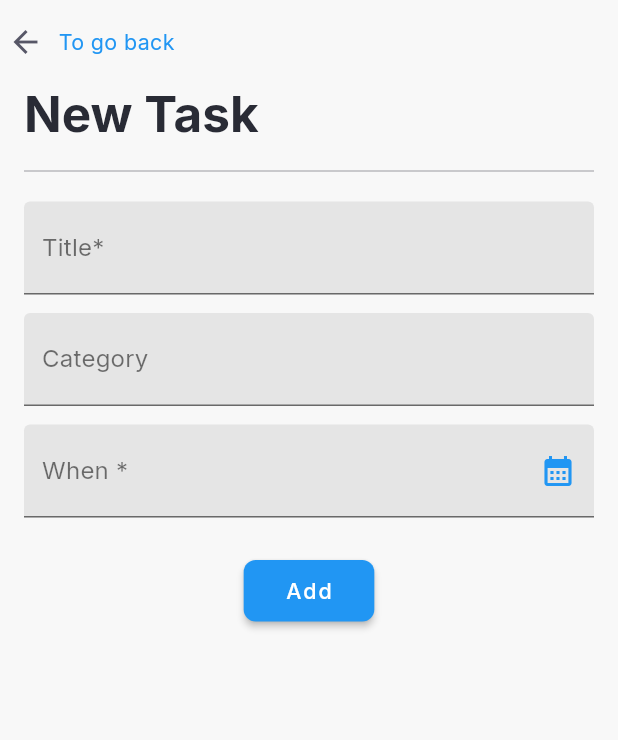
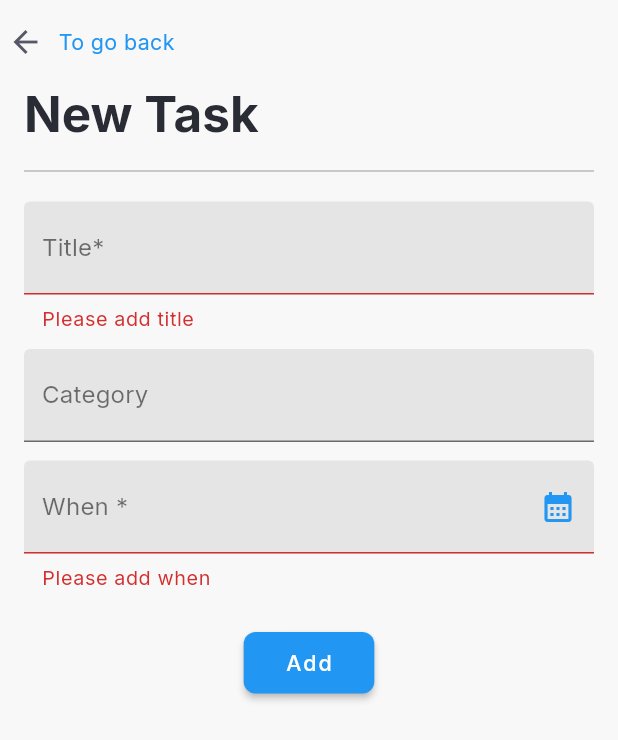
Before and after one commit to jigarfumakiya/todo-sample_app, a Flutter app: the AddTodoWidget screen opened by its route, after a tap on "Add", on a phone screen of 412 x 824 dp. Shown: the top 740 px of the screen. Run offline on Flutter 3.47's test engine with Material 2 defaults, Android fonts, the phone set to English and light mode, and no system bars; our stand-ins replace bloc, dartz, dio, equatable, flutter_bloc, flutter_screenutil and 7 more; accounts and stored records are empty.

Commit message:
Implemented Add Todo feature which allows users to add new todo items by entering a title and description.

```diff
--- a/lib/core/app/app_routes.dart
+++ b/lib/core/app/app_routes.dart
@@ -1,5 +1,5 @@
 import 'package:go_router/go_router.dart';
-import 'package:todo_sample_app/feature/todo/presentation/home/widget/addTodo/add_todo_widget.dart';
+import 'package:todo_sample_app/feature/todo/presentation/addTodo/widget/add_todo_widget.dart';
 import 'package:todo_sample_app/feature/todo/presentation/home/widget/todo_dashboard_widget.dart';
 import 'package:todo_sample_app/landing_widget.dart';
 
@@ -25,14 +25,16 @@ class AppRoutes {
         builder: (context, state) => const LandingWidget(),
       ),
       GoRoute(
-        path: Routes.dashboard.path,
-        name: Routes.dashboard.name,
-        builder: (context, state) => TodoDashboardWidget(),
+          path: Routes.dashboard.path,
+          name: Routes.dashboard.name,
+          builder: (context, state) => TodoDashboardWidget(),
+          routes: []),
+      GoRoute(
+        path: Routes.addTodo.path,
+        name: Routes.addTodo.name,
+        builder: (context, state) => AddTodoWidget(),
+        routes: [],
       ),
-      GoRoute(
-          path: Routes.addTodo.path,
-          name: Routes.addTodo.name,
-          builder: (context, state) => AddTodoWidget()),
     ],
   );
 }
--- a/lib/core/extensions/date.dart
+++ b/lib/core/extensions/date.dart
@@ -9,4 +9,9 @@ extension DateExtension on DateTime {
     final date = DateFormat('yyyy-MM-dd').parse(toIso8601String());
     return (date.toUtc().millisecondsSinceEpoch / 1000).toInt().toString();
   }
+
+  String toDDMMYYYY() {
+    return DateFormat('dd-MM-yyyy').format(this);
+    (this);
+  }
 }
--- a/lib/core/injector/injection_container.dart
+++ b/lib/core/injector/injection_container.dart
@@ -6,6 +6,7 @@ import 'package:todo_sample_app/core/network/dio_service.dart';
 import 'package:todo_sample_app/core/network/refresh_token_usecase.dart';
 import 'package:todo_sample_app/feature/todo/data/datasources/todo_remote_source.dart';
 import 'package:todo_sample_app/feature/todo/domain/repositories/todo_repositorie.dart';
+import 'package:todo_sample_app/feature/todo/presentation/addTodo/bloc/add_todo_cubit.dart';
 import 'package:todo_sample_app/feature/todo/presentation/home/bloc/todo_cubit.dart';
 
 import '../../feature/todo/data/repositories/todo_repositorie_impl.dart';
@@ -14,9 +15,10 @@ import '../../feature/todo/domain/usecase/todo_usecase.dart';
 final sl = GetIt.instance;
 
 Future<void> init({bool isMock = true}) async {
-  // Bloc
+  //? Bloc
   sl.registerFactory(() => AppCubit());
   sl.registerFactory(() => TodoCubit(sl()));
+  sl.registerFactory(() => AddTodoCubit(sl()));
 
   //? Service
   sl.registerLazySingleton(
--- a/lib/feature/todo/data/datasources/todo_remote_source.dart
+++ b/lib/feature/todo/data/datasources/todo_remote_source.dart
@@ -14,7 +14,7 @@ abstract class TodoRemoteSource {
 
   Future<List<TodoNetwork>> getTodo(String timestamp);
 
-  Future<dynamic> addTodo(Fields fields);
+  Future<Document> addTodo(Fields fields);
 
   Future<Document> updateTodo(String documentId, Fields fields);
 }
@@ -40,13 +40,13 @@ class TodoRemoteSourceImpl implements TodoRemoteSource {
   final DioService dioService;
 
   @override
-  Future addTodo(Fields fields) async {
+  Future<Document> addTodo(Fields fields) async {
     try {
       final queryParams = {'key': firebaseApiKey};
       final response = await dioService.post(TodoEndpoints.addTodo,
           queryParameters: queryParams, data: fields.toJson());
       final responseMap = (response.data as Map<String, dynamic>);
-      return TodoNetwork.fromJson(responseMap);
+      return Document.fromJson(responseMap);
     } catch (e, s) {
       // We can generic error handling classes
       throw ServerException(addTodoFailedMessage);
--- /dev/null
+++ b/lib/feature/todo/presentation/addTodo/bloc/add_todo_cubit.dart
@@ -0,0 +1,28 @@
+import 'package:bloc/bloc.dart';
+import 'package:equatable/equatable.dart';
+import 'package:todo_sample_app/feature/todo/data/models/todo_network.dart';
+import 'package:todo_sample_app/feature/todo/domain/usecase/todo_usecase.dart';
+
+import '../../../../../core/app/app_constant.dart';
+
+part 'add_todo_state.dart';
+
+class AddTodoCubit extends Cubit<AddTodoState> {
+  final TodoUseCase _todoUseCase;
+
+  AddTodoCubit(this._todoUseCase) : super(AddTodoInitial());
+
+  Future<void> addTodo(Fields fields) async {
+    emit(const AddTodoLoading());
+    try {
+      final todos = await _todoUseCase.addTodos(fields);
+      todos.fold((failure) {
+        emit(TodoAddingFailed(failure.message));
+      }, (data) {
+        emit(const AddTodoAdded('Todo Status updated successfully'));
+      });
+    } catch (e, s) {
+      emit(const TodoAddingFailed(addTodoFailedMessage));
+    }
+  }
+}
--- /dev/null
+++ b/lib/feature/todo/presentation/addTodo/bloc/add_todo_state.dart
@@ -0,0 +1,38 @@
+part of 'add_todo_cubit.dart';
+
+abstract class AddTodoState extends Equatable {
+  const AddTodoState();
+}
+
+class AddTodoInitial extends AddTodoState {
+  @override
+  List<Object> get props => [];
+}
+
+class AddTodoAdded extends AddTodoState {
+  final String message;
+
+  const AddTodoAdded(this.message);
+
+  @override
+  // TODO: implement props
+  List<Object?> get props => throw UnimplementedError();
+}
+
+class AddTodoLoading extends AddTodoState {
+  const AddTodoLoading();
+
+  @override
+  // TODO: implement props
+  List<Object?> get props => throw UnimplementedError();
+}
+
+class TodoAddingFailed extends AddTodoState {
+  final String message;
+
+  const TodoAddingFailed(this.message);
+
+  @override
+  // TODO: implement props
+  List<Object?> get props => throw UnimplementedError();
+}
--- /dev/null
+++ b/lib/feature/todo/presentation/addTodo/widget/add_todo_widget.dart
@@ -0,0 +1,226 @@
+import 'package:flutter/material.dart';
+import 'package:flutter_bloc/flutter_bloc.dart';
+import 'package:go_router/go_router.dart';
+import 'package:todo_sample_app/core/app/app_colors.dart';
+import 'package:todo_sample_app/core/app/app_routes.dart';
+import 'package:todo_sample_app/core/common/app_date_dialog.dart';
+import 'package:todo_sample_app/core/common/app_primary_button.dart';
+import 'package:todo_sample_app/core/common/app_text_field.dart';
+import 'package:todo_sample_app/core/extensions/date.dart';
+import 'package:todo_sample_app/core/extensions/screen_utils.dart';
+import 'package:todo_sample_app/core/injector/injection_container.dart';
+import 'package:todo_sample_app/feature/todo/data/models/todo_network.dart';
+import 'package:todo_sample_app/feature/todo/presentation/addTodo/bloc/add_todo_cubit.dart';
+import 'package:todo_sample_app/feature/todo/presentation/home/bloc/todo_cubit.dart';
+
+class AddTodoWidget extends StatefulWidget {
+  AddTodoWidget({Key? key}) : super(key: key);
+
+  @override
+  State<AddTodoWidget> createState() => _AddTodoWidgetState();
+}
+
+class _AddTodoWidgetState extends State<AddTodoWidget> {
+  TextTheme? _textTheme;
+
+  final GlobalKey<FormState> _addFormKey = GlobalKey();
+
+  final TextEditingController _titleTextEditingController =
+      TextEditingController();
+
+  final TextEditingController _categoryTextEditingController =
+      TextEditingController();
+
+  final TextEditingController _dateTextEditingController =
+      TextEditingController();
+
+  DateTime selectedDate = DateTime.now();
+
+  final addTodoCubit = sl<AddTodoCubit>();
+
+  @override
+  Widget build(BuildContext context) {
+    _textTheme = Theme.of(context).textTheme;
+
+    return Scaffold(
+      appBar: AppBar(
+        backgroundColor: AppColors.primaryColor,
+        elevation: 0,
+        leading: _leadingRow(context),
+        leadingWidth: 200,
+      ),
+      body: BlocListener<AddTodoCubit, AddTodoState>(
+        bloc: addTodoCubit,
+        listener: (context, state) {
+          if (state is AddTodoLoading) {
+            showDialog(
+              context: context,
+              builder: (context) =>
+                  const Center(child: CircularProgressIndicator.adaptive()),
+            );
+          } else if (state is AddTodoAdded) {
+            Navigator.of(context).pop();
+            todoSuccessDialog(context);
+          } else if (state is TodoAddingFailed) {
+            ScaffoldMessenger.of(context)
+                .showSnackBar(SnackBar(content: Text(state.message)));
+          }
+        },
+        child: _buildBody(),
+      ),
+    );
+  }
+
+  Widget _leadingRow(BuildContext context) {
+    return GestureDetector(
+      onTap: () {
+        context.pop();
+      },
+      child: Row(
+        mainAxisSize: MainAxisSize.min,
+        children: <Widget>[
+          const SizedBox(width: 5),
+          const Icon(Icons.arrow_back, color: AppColors.independenceColor),
+          const SizedBox(width: 10),
+          Text('To go back',
+              style: _textTheme!.bodyText2!.copyWith(
+                color: AppColors.blueColor,
+              )),
+        ],
+      ),
+    );
+  }
+
+  Widget _buildBody() {
+    return Padding(
+        padding: const EdgeInsets.symmetric(horizontal: 16),
+        child: BlocBuilder<TodoCubit, TodoState>(
+          bloc: sl<TodoCubit>(),
+          builder: (context, state) {
+            return _buildForm();
+          },
+        ));
+  }
+
+  Widget _buildForm() {
+    return Form(
+      key: _addFormKey,
+      child: Column(
+        crossAxisAlignment: CrossAxisAlignment.start,
+        children: <Widget>[
+          Text(
+            'New Task',
+            style: _textTheme!.headline1!.copyWith(letterSpacing: 0),
+          ),
+          const SizedBox(height: 10),
+          Divider(color: AppColors.fontColor.withOpacity(.3), thickness: 1),
+          SizedBox(height: 10.toHeight),
+          AppTextField(
+            controller: _titleTextEditingController,
+            title: 'Title*',
+            hint: 'Title',
+            validator: (value) {
+              if (value!.isEmpty) {
+                return 'Please add title';
+              }
+              return null;
+            },
+          ),
+          SizedBox(height: 10.toHeight),
+          AppTextField(
+            controller: _categoryTextEditingController,
+            title: 'Category',
+            hint: 'Category',
+          ),
+          SizedBox(height: 10.toHeight),
+          GestureDetector(
+            onTap: showDateDialog,
+            child: AbsorbPointer(
+              child: AppTextField(
+                controller: _dateTextEditingController,
+                title: 'When *',
+                hint: '05/02/23',
+                suffix: const Icon(Icons.calendar_month,
+                    color: AppColors.blueColor),
+                textInputType: TextInputType.datetime,
+                validator: (value) {
+                  //todo add validation for previous date
+                  if (value!.isEmpty) {
+                    return 'Please add when';
+                  }
+                  return null;
+                },
+              ),
+            ),
+          ),
+          SizedBox(height: 20.toHeight),
+          Center(
+            child: AppPrimaryButton(
+              onTap: onAddTap,
+              child: Text('Add'),
+            ),
+          ),
+        ],
+      ),
+    );
+  }
+
+  void todoSuccessDialog(BuildContext context) {
+    showDialog(
+      context: context,
+      barrierDismissible: false,
+      builder: (context) {
+        return AlertDialog(
+          shape: RoundedRectangleBorder(
+            borderRadius: BorderRadius.circular(10),
+          ),
+          content: Column(
+            mainAxisSize: MainAxisSize.min,
+            children: <Widget>[
+              Text('Successfully added new to-do item'),
+              SizedBox(height: 10.toHeight),
+              AppPrimaryButton(
+                onTap: () {
+                  // Todo change this logic find a way to send back user
+                  context.go(Routes.dashboard.path);
+                },
+                child: const Text('Go back'),
+              ),
+            ],
+          ),
+        );
+      },
+    );
+  }
+
+  void showDateDialog() {
+    AppDateDialog(
+      context: context,
+      selectedDate: selectedDate,
+      onDateChange: onDateChange,
+    ).showDateDialog();
+  }
+
+  void onDateChange(DateTime date) {
+    setState(() {
+      selectedDate = date;
+      _dateTextEditingController.text = selectedDate.toDDMMYYYY();
+    });
+  }
+
+  void onAddTap() {
+    if (_addFormKey.currentState!.validate()) {
+      final fields = Fields(
+        isCompleted: IsCompleted(booleanValue: false),
+        date: CategoryId(stringValue: selectedDate.toTimeStamp()),
+        categoryId:
+            CategoryId(stringValue: _categoryTextEditingController.text),
+        name: CategoryId(
+          stringValue: _titleTextEditingController.text,
+        ),
+      );
+
+      addTodoCubit.addTodo(fields);
+    }
+  }
+}
--- a/lib/feature/todo/presentation/home/widget/addTodo/add_todo_widget.dart
+++ /dev/null
@@ -1,118 +0,0 @@
-import 'package:flutter/material.dart';
-import 'package:go_router/go_router.dart';
-import 'package:todo_sample_app/core/app/app_colors.dart';
-import 'package:todo_sample_app/core/common/app_primary_button.dart';
-import 'package:todo_sample_app/core/common/app_text_field.dart';
-import 'package:todo_sample_app/core/extensions/screen_utils.dart';
-
-class AddTodoWidget extends StatelessWidget {
-  AddTodoWidget({Key? key}) : super(key: key);
-
-  TextTheme? _textTheme;
-
-  final GlobalKey<FormState> _addFormKey = GlobalKey();
-  final TextEditingController _titleTextEditingController =
-      TextEditingController();
-  final TextEditingController _categoryTextEditingController =
-      TextEditingController();
-  final TextEditingController _dateTextEditingController =
-      TextEditingController();
-
-  @override
-  Widget build(BuildContext context) {
-    _textTheme = Theme.of(context).textTheme;
-
-    return Scaffold(
-      appBar: AppBar(
-        backgroundColor: AppColors.primaryColor,
-        elevation: 0,
-        leading: _leadingRow(context),
-        leadingWidth: 200,
-      ),
-      body: _buildBody(),
-    );
-  }
-
-  Widget _leadingRow(BuildContext context) {
-    return GestureDetector(
-      onTap: () {
-        context.pop();
-      },
-      child: Row(
-        mainAxisSize: MainAxisSize.min,
-        children: <Widget>[
-          const SizedBox(width: 5),
-          const Icon(Icons.arrow_back, color: AppColors.independenceColor),
-          const SizedBox(width: 10),
-          Text('To go back',
-              style: _textTheme!.bodyText2!.copyWith(
-                color: AppColors.blueColor,
-              )),
-        ],
-      ),
-    );
-  }
-
-  Widget _buildBody() {
-    return Padding(
-      padding: const EdgeInsets.symmetric(horizontal: 16),
-      child: Form(
-        key: _addFormKey,
-        child: Column(
-          crossAxisAlignment: CrossAxisAlignment.start,
-          children: <Widget>[
-            Text(
-              'New Task',
-              style: _textTheme!.headline1!.copyWith(letterSpacing: 0),
-            ),
-            const SizedBox(height: 10),
-            Divider(color: AppColors.fontColor.withOpacity(.3), thickness: 1),
-            SizedBox(height: 10.toHeight),
-            AppTextField(
-              controller: _titleTextEditingController,
-              title: 'Title*',
-              hint: 'Title',
-              validator: (value) {
-                if (value!.isEmpty) {
-                  return 'Please add title';
-                }
-                return null;
-              },
-            ),
-            SizedBox(height: 10.toHeight),
-            AppTextField(
-              controller: _categoryTextEditingController,
-              title: 'Category',
-              hint: 'Category',
-            ),
-            SizedBox(height: 10.toHeight),
-            AppTextField(
-              controller: _dateTextEditingController,
-              title: 'When *',
-              hint: '05/02/23',
-              suffix:
-                  const Icon(Icons.calendar_month, color: AppColors.blueColor),
-              textInputType: TextInputType.datetime,
-              validator: (value) {
-                //todo add validation for previous date
-                if (value!.isEmpty) {
-                  return 'Please add when';
-                }
-                return null;
-              },
-            ),
-            SizedBox(height: 20.toHeight),
-            Center(
-              child: AppPrimaryButton(
-                onTap: () {},
-                child: Text('Add'),
-              ),
-            ),
-          ],
-        ),
-      ),
-    );
-  }
-
-  void onAddTap() {}
-}
--- a/lib/feature/todo/presentation/home/widget/todo_dashboard_widget.dart
+++ b/lib/feature/todo/presentation/home/widget/todo_dashboard_widget.dart
@@ -2,7 +2,6 @@ import 'package:flutter/material.dart';
 import 'package:flutter_bloc/flutter_bloc.dart';
 import 'package:go_router/go_router.dart';
 import 'package:todo_sample_app/core/app/app_colors.dart';
-import 'package:todo_sample_app/core/app/app_routes.dart';
 import 'package:todo_sample_app/core/extensions/date.dart';
 import 'package:todo_sample_app/core/extensions/screen_utils.dart';
 import 'package:todo_sample_app/core/injector/injection_container.dart';
@@ -12,6 +11,8 @@ import 'package:todo_sample_app/feature/todo/presentation/home/widget/date_widge
 import 'package:todo_sample_app/feature/todo/presentation/home/widget/skeleton_todo.dart';
 import 'package:todo_sample_app/feature/todo/presentation/home/widget/todo_list_item_widget.dart';
 import 'package:todo_sample_app/feature/todo/presentation/home/widget/todo_list_widget.dart';
+
+import '../../../../../core/app/app_routes.dart';
 
 /// TodoDashboardWidget is a stateful widget that displays a dashboard for the todos
 class TodoDashboardWidget extends StatefulWidget {
```
Also changed, not shown: lib/core/common/app_date_dialog.dart (added, +112 -0 lines).
